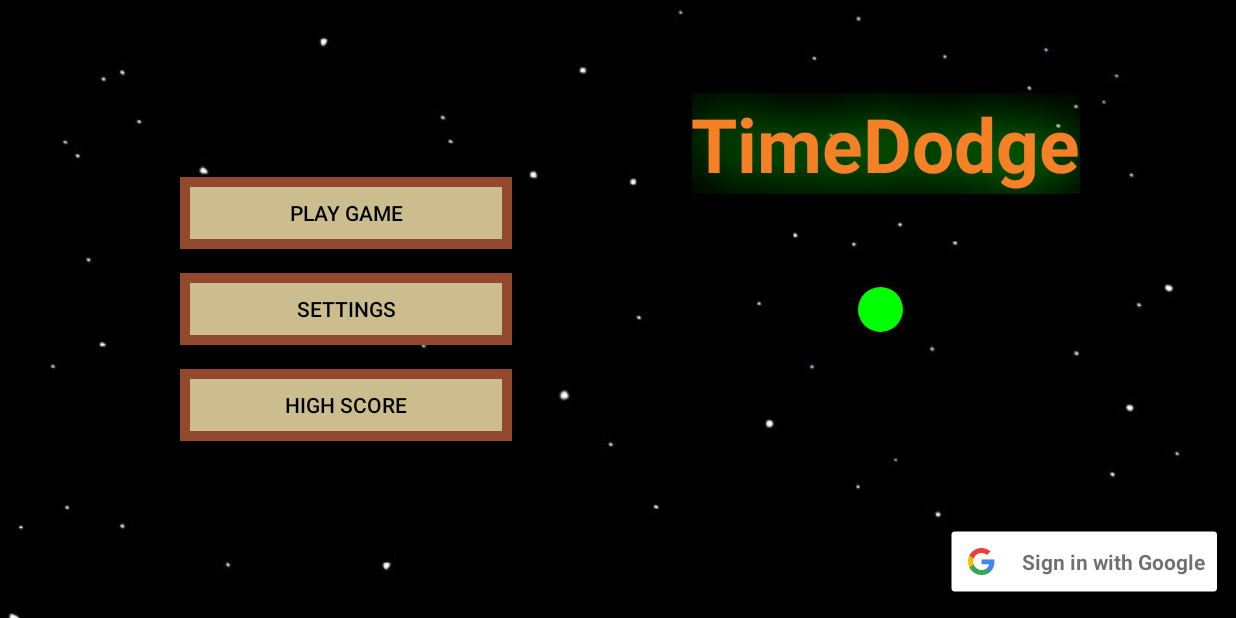
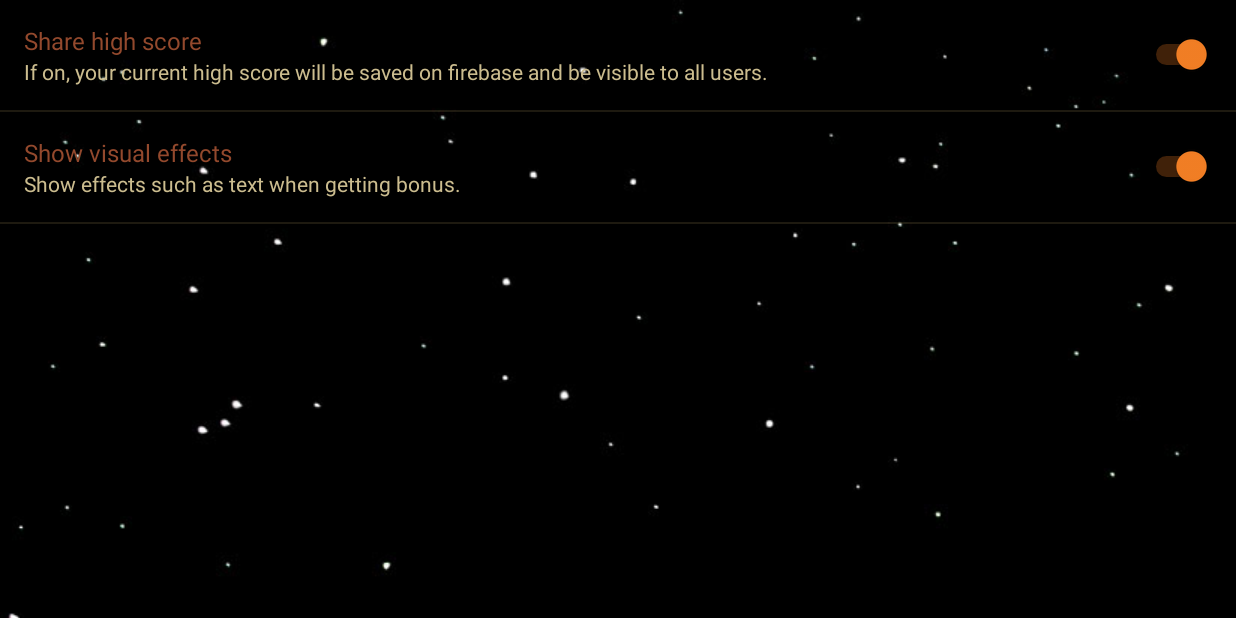
Before and after one commit to zohaib194/Time-Dodge, an Android app: the screen it shows after launch (MenuActivity before the commit, SettingsActivity after it), after a tap on "SETTINGS", on a phone screen of 824 x 412 dp (held sideways). Run offline under Robolectric (Android 15) with nearby library versions, the phone set to English and light mode, and no system bars.

Commit message:
Added preference screen with options for public highscore and using effects

```diff
--- a/app/build.gradle
+++ b/app/build.gradle
@@ -27,6 +27,7 @@ dependencies {
     implementation 'com.android.support:appcompat-v7:26.1.0'
     implementation 'com.android.support.constraint:constraint-layout:1.1.0'
     implementation 'com.google.firebase:firebase-database:12.0.1'
+    implementation 'com.android.support:support-v4:26.1.0'
     testImplementation 'junit:junit:4.12'
     androidTestImplementation 'com.android.support.test:runner:1.0.1'
     androidTestImplementation 'com.android.support.test.espresso:espresso-core:3.0.1'
--- a/app/src/main/AndroidManifest.xml
+++ b/app/src/main/AndroidManifest.xml
@@ -17,7 +17,7 @@
         <activity android:name=".GameActivity" />
         <activity
             android:name=".MenuActivity"
-            android:screenOrientation="landscape" >
+            android:screenOrientation="landscape">
             <intent-filter>
                 <action android:name="android.intent.action.MAIN" />
 
@@ -27,6 +27,9 @@
         <activity
             android:name=".HighscoreActivity"
             android:screenOrientation="landscape" />
+        <activity
+            android:name=".SettingsActivity"
+            android:screenOrientation="landscape" />
     </application>
 
 </manifest>
--- a/app/src/main/java/no/xillez/kentwh/mobilelab3/GameOverFragment.java
+++ b/app/src/main/java/no/xillez/kentwh/mobilelab3/GameOverFragment.java
@@ -55,10 +55,10 @@ public class GameOverFragment extends Fragment{
     @Override
     public void onCreate(@Nullable Bundle savedInstanceState) {
         super.onCreate(savedInstanceState);
-        // Get shared preferences file in private mode.
+        // Get shared settings file in private mode.
         this.sharedPreferences = getActivity().getSharedPreferences(getString(R.string.preference_file_key), Context.MODE_PRIVATE);
 
-        // Get the data from shared preferences.
+        // Get the data from shared settings.
         this.score = this.sharedPreferences.getLong(getString(R.string.preference_bestscore), 101L);
         this.item = this.sharedPreferences.getLong(getString(R.string.preference_item), 10L);
         this.bonus = this.sharedPreferences.getLong(getString(R.string.preference_bonus), 5L);
--- a/app/src/main/java/no/xillez/kentwh/mobilelab3/MenuActivity.java
+++ b/app/src/main/java/no/xillez/kentwh/mobilelab3/MenuActivity.java
@@ -31,10 +31,10 @@ public class MenuActivity extends AppCompatActivity implements MenuNavigationFra
         super.onCreate(savedInstanceState);
         setContentView(R.layout.activity_menu);
 
-        // Get shared preferences file in private mode.
+        // Get shared settings file in private mode.
         this.sharedPreferences = getSharedPreferences(getString(R.string.preference_file_key), Context.MODE_PRIVATE);
 
-        // Get the data from shared preferences.
+        // Get the data from shared settings.
         this.userName = this.sharedPreferences.getString(getString(R.string.preference_username), null);
 
         // Get the sign in button from view and set the size.
@@ -98,11 +98,13 @@ public class MenuActivity extends AppCompatActivity implements MenuNavigationFra
     }
 
     public void actionStartSetting(View view){
-        // TODO: Start settings activity
+
+        Intent intent = new Intent(this, SettingsActivity.class);
+        startActivity(intent);
     }
 
     public void actionStartHighScore(View view){
-        // TODO: Start high score activity
+
         Intent intent = new Intent(this, HighscoreActivity.class);
         startActivity(intent);
     }
--- /dev/null
+++ b/app/src/main/java/no/xillez/kentwh/mobilelab3/SettingsActivity.java
@@ -0,0 +1,14 @@
+package no.xillez.kentwh.mobilelab3;
+
+import android.support.v7.app.AppCompatActivity;
+import android.os.Bundle;
+
+public class SettingsActivity extends AppCompatActivity {
+
+    @Override
+    protected void onCreate(Bundle savedInstanceState) {
+        super.onCreate(savedInstanceState);
+
+        setContentView(R.layout.activity_settings);
+    }
+}
--- /dev/null
+++ b/app/src/main/java/no/xillez/kentwh/mobilelab3/SettingsFragment.java
@@ -0,0 +1,28 @@
+package no.xillez.kentwh.mobilelab3;
+
+import android.content.SharedPreferences;
+import android.os.Bundle;
+import android.preference.PreferenceFragment;
+
+public class SettingsFragment extends PreferenceFragment implements SharedPreferences.OnSharedPreferenceChangeListener {
+
+    @Override
+    public void onCreate(Bundle savedInstanceState) {
+        super.onCreate(savedInstanceState);
+
+        // Load the settings from an XML resource
+        addPreferencesFromResource(R.xml.settings);
+
+        getPreferenceScreen().getSharedPreferences()
+                .registerOnSharedPreferenceChangeListener(this);
+
+
+    }
+
+
+    @Override
+    public void onSharedPreferenceChanged(SharedPreferences sharedPreferences, String s) {
+
+
+    }
+}
--- /dev/null
+++ b/app/src/main/res/layout/activity_settings.xml
@@ -0,0 +1,17 @@
+<?xml version="1.0" encoding="utf-8"?>
+<android.support.constraint.ConstraintLayout xmlns:android="http://schemas.android.com/apk/res/android"
+    xmlns:app="http://schemas.android.com/apk/res-auto"
+    xmlns:tools="http://schemas.android.com/tools"
+    android:layout_width="match_parent"
+    android:layout_height="match_parent"
+    tools:context="no.xillez.kentwh.mobilelab3.SettingsActivity"
+    android:background="@drawable/background_pattern">
+
+    <fragment
+        android:id="@+id/frag_settings"
+        android:layout_width="match_parent"
+        android:layout_height="match_parent"
+        android:name="no.xillez.kentwh.mobilelab3.SettingsFragment"
+        />
+
+</android.support.constraint.ConstraintLayout>
--- a/app/src/main/res/values/strings.xml
+++ b/app/src/main/res/values/strings.xml
@@ -20,4 +20,9 @@
     <string name="overall">Overall</string>
     <string name="signin_other_error">Error occured!</string>
     <string name="ball_description">ball as part of logo</string>
+
+    <string name="pref_ShareScore_Title">Share high score</string>
+    <string name="pref_ShareScore_Summary">If on, your current high score will be saved on firebase and be visible to all users.</string>
+    <string name="pref_Effect_Title">Show visual effects</string>
+    <string name="pref_Effect_Summarry">Show effects such as text when getting bonus.</string>
 </resources>
--- a/app/src/main/res/values/styles.xml
+++ b/app/src/main/res/values/styles.xml
@@ -9,10 +9,11 @@
         <item name="colorPrimaryDark">@color/colorPrimaryDark</item>
         <item name="colorAccent">@color/colorAccent</item>
 
-        <item name="android:textColorPrimary">@android:color/black</item>
+        <item name="android:textColorPrimary">@color/colorPrimaryDark</item>
         <item name="android:colorBackground">@color/colorBackground</item>
         <item name="android:colorForeground">@color/foreground_material_light</item>
         <item name="android:textColorPrimaryInverse">?attr/colorBackgroundFloating</item>
+        <item name="android:textColorSecondary">@color/colorPrimary</item>
     </style>
 
 </resources>
--- /dev/null
+++ b/app/src/main/res/xml/settings.xml
@@ -0,0 +1,15 @@
+<?xml version="1.0" encoding="utf-8"?>
+<PreferenceScreen xmlns:android="http://schemas.android.com/apk/res/android">
+    <SwitchPreference
+        android:key="pref_ShareScore"
+        android:title="@string/pref_ShareScore_Title"
+        android:summary="@string/pref_ShareScore_Summary"
+        android:defaultValue="true"/>
+
+    <SwitchPreference
+        android:key="pref_effect"
+        android:title="@string/pref_Effect_Title"
+        android:summary="@string/pref_Effect_Summarry"
+        android:defaultValue="true" />
+
+</PreferenceScreen>
```
